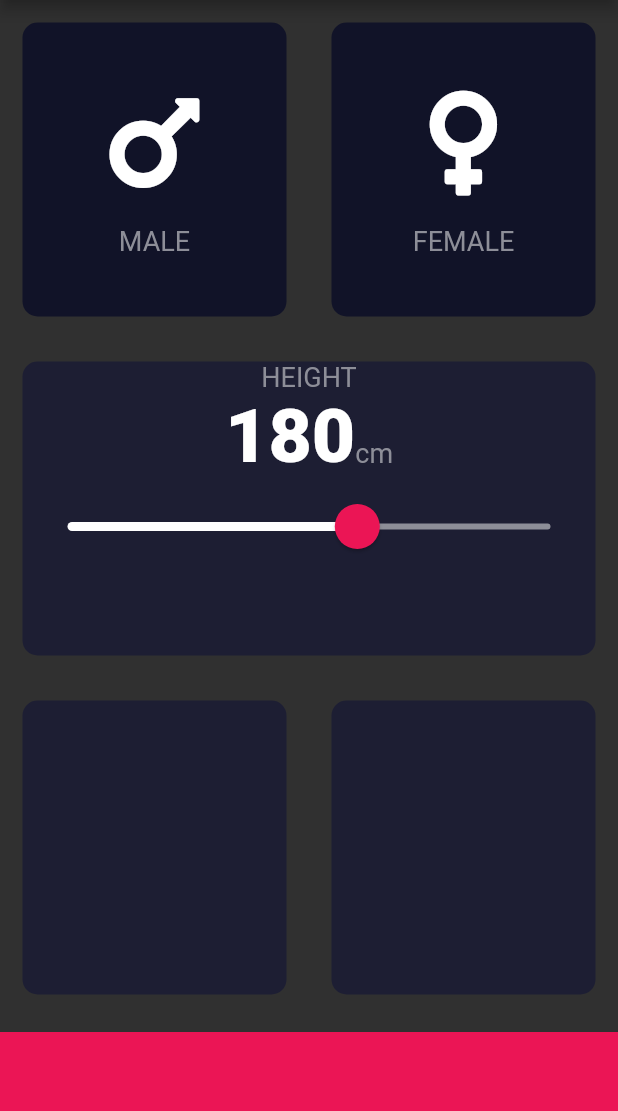
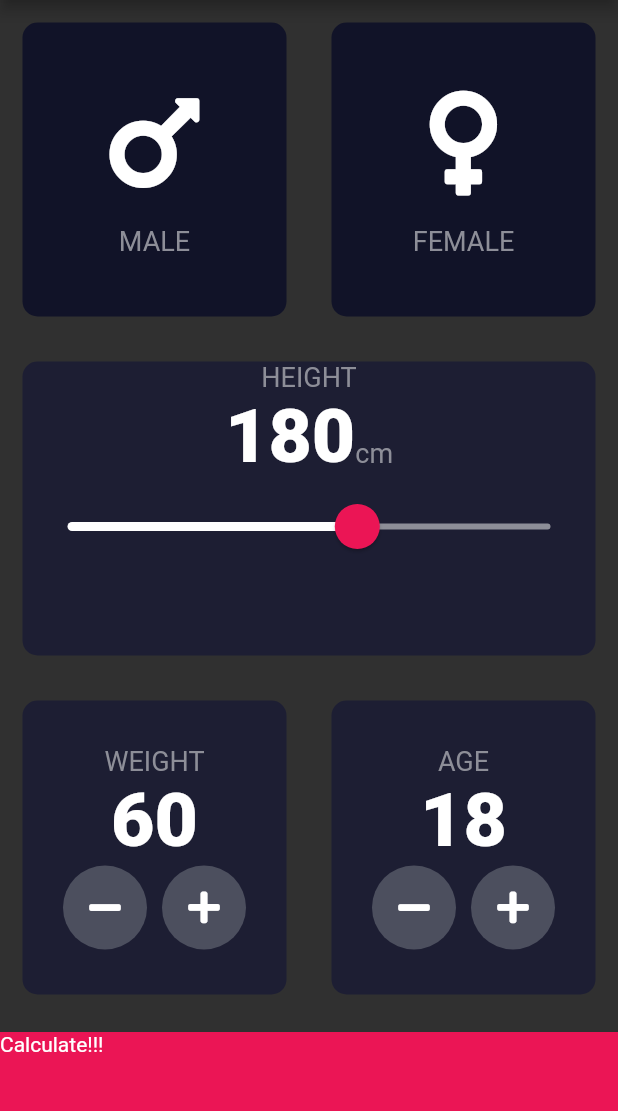
Before and after one commit to FilippBerzenin/bmi_calculator_flutter, a Flutter app: the screen it shows after launch, on a phone screen of 412 x 824 dp, the part 84-1195 px from its top. Run offline on Flutter 3.47's test engine with Material 2 defaults, Android fonts, the phone set to English and light mode, and no system bars; our stand-ins replace font_awesome_flutter.

Commit message:
in procces

```diff
--- a/lib/InputPage.dart
+++ b/lib/InputPage.dart
@@ -1,5 +1,6 @@
 import 'package:flutter/foundation.dart';
 import 'package:flutter/material.dart';
+import 'package:flutter/rendering.dart';
 import 'Constans.dart';
 import 'IconContent.dart';
 import 'ReuseableCode.dart';
@@ -15,6 +16,8 @@ class _InputPageState extends State<InputPage> {
   Color femaleCardColor = keyInactiveCodeColor;
   Gender selectGender;
   int hight = 180;
+  int wight = 60;
+  int age = 18;
 
   @override
   Widget build(BuildContext context) {
@@ -126,22 +129,144 @@ class _InputPageState extends State<InputPage> {
             child: Row(
               children: [
                 Expanded(
-                  child: ReuseableCode(color: keyDefaultBoxColor),
+                  child: ReuseableCode(
+                    color: keyDefaultBoxColor,
+                    cardChild: Column(
+                      mainAxisAlignment: MainAxisAlignment.center,
+                      children: [
+                        Text(
+                          "WEIGHT",
+                          style: TextStyle(
+                            fontSize: 18.0,
+                            color: keyIconTextColor,
+                          ),
+                        ),
+                        Text(
+                          wight.toString(),
+                          style: TextStyle(
+                            fontSize: 50.0,
+                            fontWeight: FontWeight.w800,
+                          ),
+                        ),
+                        Row(
+                          mainAxisAlignment: MainAxisAlignment.center,
+                          children: [
+                            RoundIconButton(
+                              icon: FontAwesomeIcons.minus,
+                              onPressed: () {
+                                setState(() {
+                                  wight--;
+                                });
+                              },
+                            ),
+                            SizedBox(
+                              width: 10.0,
+                            ),
+                            RoundIconButton(
+                              icon: FontAwesomeIcons.plus,
+                              onPressed: () {
+                                setState(() {
+                                  wight++;
+                                });
+                              },
+                            ),
+                          ],
+                        ),
+                      ],
+                    ),
+                  ),
                 ),
                 Expanded(
-                  child: ReuseableCode(color: keyDefaultBoxColor),
+                  child: ReuseableCode(
+                    color: keyDefaultBoxColor,
+                    cardChild: Column(
+                      mainAxisAlignment: MainAxisAlignment.center,
+                      children: [
+                        Text(
+                          "AGE",
+                          style: TextStyle(
+                            fontSize: 18.0,
+                            color: keyIconTextColor,
+                          ),
+                        ),
+                        Text(
+                          age.toString(),
+                          style: TextStyle(
+                            fontSize: 50.0,
+                            fontWeight: FontWeight.w800,
+                          ),
+                        ),
+                        Row(
+                          mainAxisAlignment: MainAxisAlignment.center,
+                          children: [
+                            RoundIconButton(
+                              icon: FontAwesomeIcons.minus,
+                              onPressed: () {
+                                setState(() {
+                                  age--;
+                                });
+                              },
+                            ),
+                            SizedBox(
+                              width: 10.0,
+                            ),
+                            RoundIconButton(
+                              icon: FontAwesomeIcons.plus,
+                              onPressed: () {
+                                setState(() {
+                                  age++;
+                                });
+                              },
+                            ),
+                          ],
+                        ),
+                      ],
+                    ),
+                  ),
                 ),
               ],
             ),
           ),
-          Container(
-            color: keyBottomContainerCollor,
-            margin: EdgeInsets.only(top: 10.0),
-            width: double.infinity,
-            height: keyBottomContainerHeight,
+          GestureDetector(
+            onTap: () {
+              Navigator.pushNamed(context, '/result');
+            },
+            child: Center(
+              child: Container(
+                child: Text('Calculate!!!'),
+                color: keyBottomContainerCollor,
+                margin: EdgeInsets.only(top: 10.0),
+                width: double.infinity,
+                height: keyBottomContainerHeight,
+              ),
+            ),
           )
         ],
       ),
     );
   }
 }
+
+class RoundIconButton extends StatelessWidget {
+  final IconData icon;
+  final Function onPressed;
+
+  const RoundIconButton({this.icon, @required this.onPressed});
+
+  @override
+  Widget build(BuildContext context) {
+    return RawMaterialButton(
+      child: Icon(icon),
+      elevation: 0.0,
+      constraints: BoxConstraints.tightFor(
+        width: 56.0,
+        height: 56.0,
+      ),
+      shape: CircleBorder(),
+      fillColor: Color(0xFF4C4F5E),
+      onPressed: () {
+        onPressed();
+      },
+    );
+  }
+}
--- /dev/null
+++ b/lib/ResultPage.dart
@@ -0,0 +1,15 @@
+import 'package:flutter/material.dart';
+
+class Resultpage extends StatelessWidget {
+  Resultpage();
+
+  @override
+  Widget build(BuildContext context) {
+    return Scaffold(
+      appBar: AppBar(
+        title: Text("BMI CALCULATOR"),
+      ),
+      body: Text('Hello'),
+    );
+  }
+}
--- a/lib/main.dart
+++ b/lib/main.dart
@@ -1,5 +1,6 @@
 import 'package:flutter/material.dart';
 import 'InputPage.dart';
+import 'Resultpage.dart';
 
 void main() => runApp(BMICalculator());
 
@@ -7,11 +8,15 @@ class BMICalculator extends StatelessWidget {
   @override
   Widget build(BuildContext context) {
     return MaterialApp(
+      routes: {
+        '/': (context) => InputPage(),
+        '/result': (context) => Resultpage()
+      },
       theme: ThemeData.dark().copyWith(
           colorScheme: ColorScheme.dark().copyWith(
         primary: Color(0xFF0A0E21),
       )),
-      home: InputPage(),
+      initialRoute: '/',
     );
   }
 }
```
